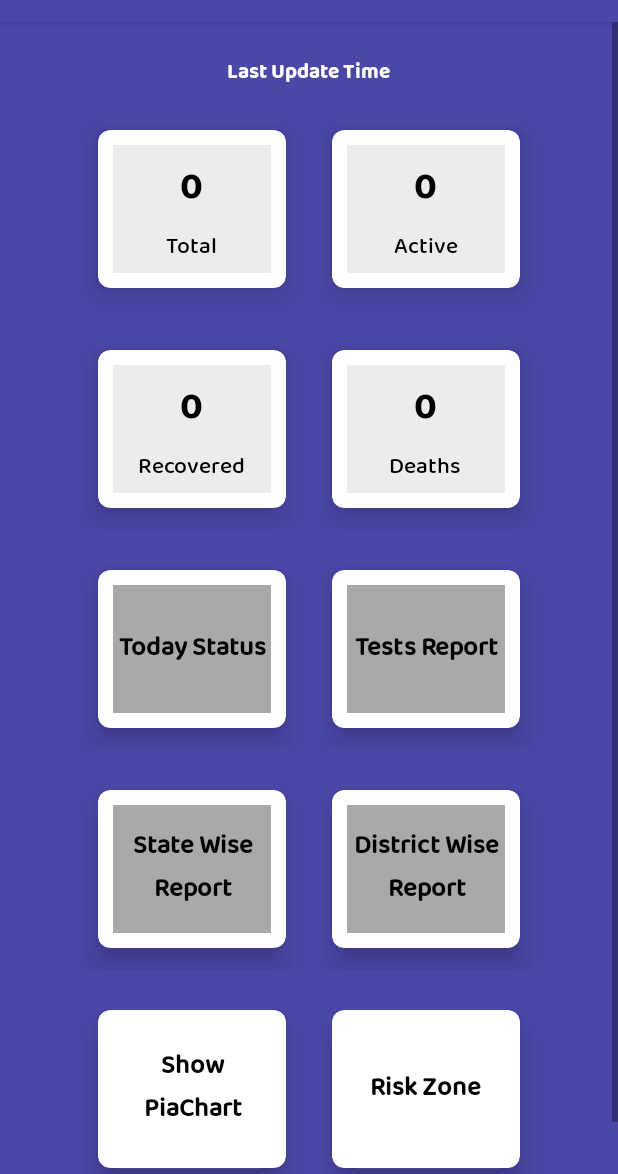
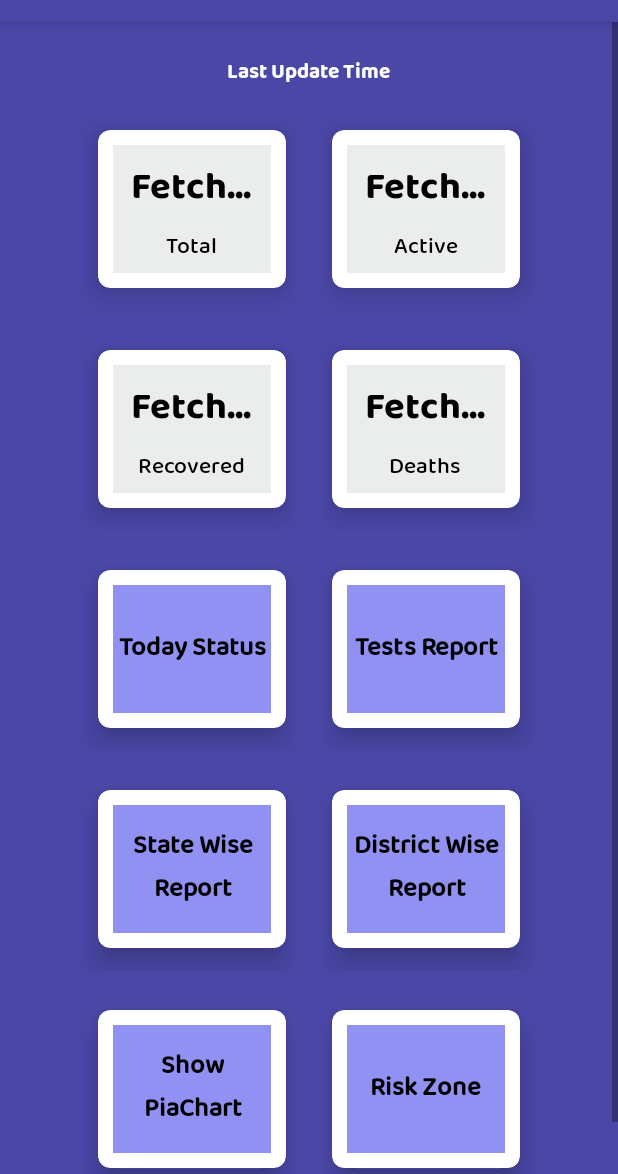
Before and after one commit to Shubham2157/covid-19_Tracker, an Android app: the DashBoardActivity screen opened directly, with no data from a screen before it, on a phone screen of 412 x 824 dp, the part 62-1236 px from its top. Run offline under Robolectric (Android 15) with nearby library versions, the phone set to English and light mode, and no system bars; our stand-ins replace Volley; libraries missing offline, so code that uses them is left out: com.deishelon.roundedbottomsheet, org.eazegraph.lib; plain views replace PieChart; network calls fail; 1 statement that could not run was skipped.

Commit message:
dashboard modified

```diff
--- a/app/src/main/res/layout/activity_dash_board.xml
+++ b/app/src/main/res/layout/activity_dash_board.xml
@@ -72,7 +72,7 @@
                             android:layout_margin="4dp"
                             android:fontFamily="@font/a"
                             android:textColor="#000"
-                            android:text="0"
+                            android:text="@string/fetch"
                             android:textSize="25sp"
                             android:textStyle="bold" />
 
@@ -115,7 +115,7 @@
                             android:fontFamily="@font/a"
                             android:textColor="#000"
                             android:textSize="25sp"
-                            android:text="0"
+                            android:text="@string/fetch"
                             android:textStyle="bold" />
 
                         <TextView
@@ -164,7 +164,7 @@
                             android:layout_margin="4dp"
                             android:fontFamily="@font/a"
                             android:textColor="#000"
-                            android:text="0"
+                            android:text="@string/fetch"
                             android:textSize="25sp"
                             android:textStyle="bold" />
 
@@ -205,8 +205,8 @@
                             android:layout_gravity="center_horizontal"
                             android:layout_margin="4dp"
                             android:fontFamily="@font/a"
-                            android:textColor="#000"
-                            android:text="0"
+                            android:textColor="#000000"
+                            android:text="@string/fetch"
                             android:textSize="25sp"
                             android:textStyle="bold" />
 
@@ -246,7 +246,7 @@
                         android:layout_height="match_parent"
                         android:layout_margin="10dp"
                         android:gravity="center"
-                        android:background="#AAA9A9"
+                        android:background="@color/card"
                         android:orientation="vertical">
 
                         <TextView
@@ -279,7 +279,7 @@
                         android:layout_gravity="fill_vertical"
                         android:layout_margin="10dp"
                         android:gravity="center"
-                        android:background="#AAA9A9"
+                        android:background="@color/card"
                         android:orientation="vertical">
 
                         <TextView
@@ -319,7 +319,7 @@
                         android:layout_height="match_parent"
                         android:layout_margin="10dp"
                         android:gravity="center"
-                        android:background="#AAA9A9"
+                        android:background="@color/card"
                         android:orientation="vertical">
 
                         <TextView
@@ -351,7 +351,7 @@
                         android:layout_gravity="fill_vertical"
                         android:layout_margin="10dp"
                         android:gravity="center"
-                        android:background="#AAA9A9"
+                        android:background="@color/card"
                         android:orientation="vertical">
 
                         <TextView
@@ -393,6 +393,7 @@
                         android:layout_height="match_parent"
                         android:layout_margin="10dp"
                         android:gravity="center"
+                        android:background="@color/card"
                         android:orientation="vertical">
 
                         <TextView
@@ -425,6 +426,7 @@
                         android:layout_height="match_parent"
                         android:layout_gravity="fill_vertical"
                         android:layout_margin="10dp"
+                        android:background="@color/card"
                         android:gravity="center"
                         android:orientation="vertical">
 
--- a/app/src/main/res/values/colors.xml
+++ b/app/src/main/res/values/colors.xml
@@ -4,6 +4,7 @@
     <color name="colorPrimaryDark">#2D2936</color>
     <color name="colorAccent">#4A47A7</color>
     <color name="purple">#4A47A7</color>
+    <color name="card">#9191F4</color>
 
 
     <color name="color_one">#4A47A7</color>
--- a/app/src/main/res/values/strings.xml
+++ b/app/src/main/res/values/strings.xml
@@ -1,3 +1,4 @@
 <resources>
     <string name="app_name">Track Covid-19</string>
+    <string name="fetch">Fetch...</string>
 </resources>
```
